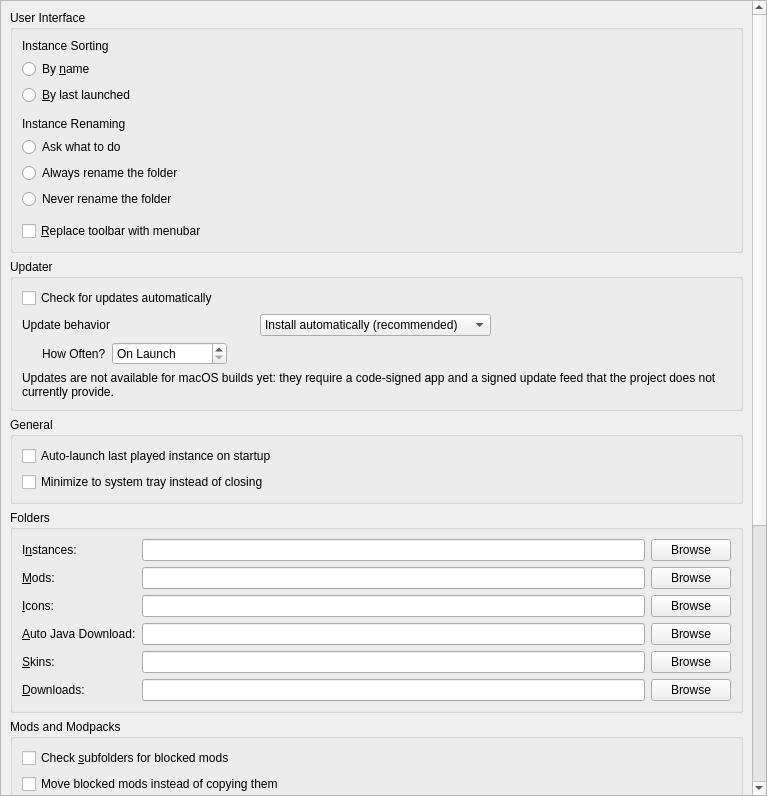
corecommit/PollyMC-Continued, file launcher/ui/pages/global/LauncherPage.ui: the form before one commit.
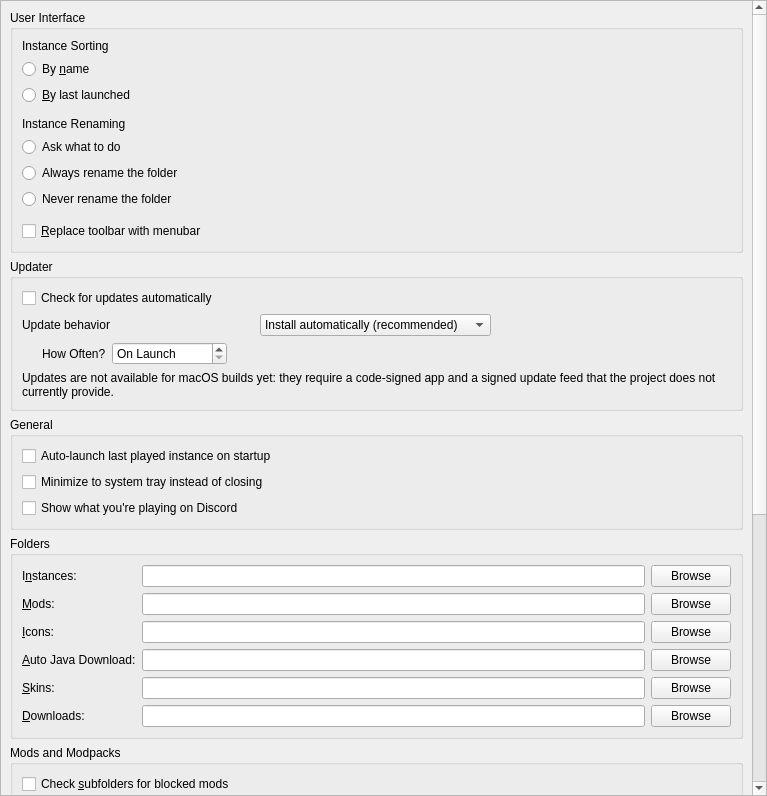
The form after the commit.

Commit message: Add: Discord Rich Presence toggle with instant apply [skip release]

Patch:
```diff
--- a/launcher/ui/pages/global/LauncherPage.ui
+++ b/launcher/ui/pages/global/LauncherPage.ui
@@ -324,6 +324,16 @@
              </property>
             </widget>
            </item>
+           <item>
+            <widget class="QCheckBox" name="discordRPEnabledCheckBox">
+             <property name="toolTip">
+              <string>When enabled, the launcher shares the name of your running instance with Discord Rich Presence. Turning this off hides launcher activity from your Discord status.</string>
+             </property>
+             <property name="text">
+              <string>Show what you're playing on Discord</string>
+             </property>
+            </widget>
+           </item>
           </layout>
          </widget>
         </item>
```
The commit also changes 4 other files.
